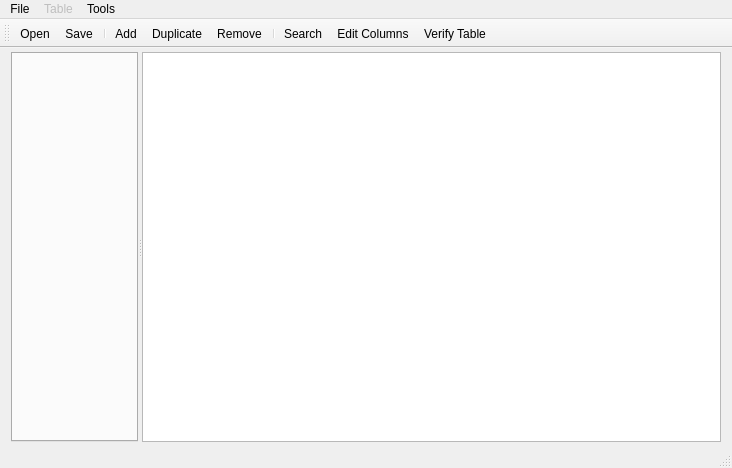
This is mainwindow.ui in ZDisket/ZDEditorRS as Qt 5 draws it before an edit. The edited form follows.
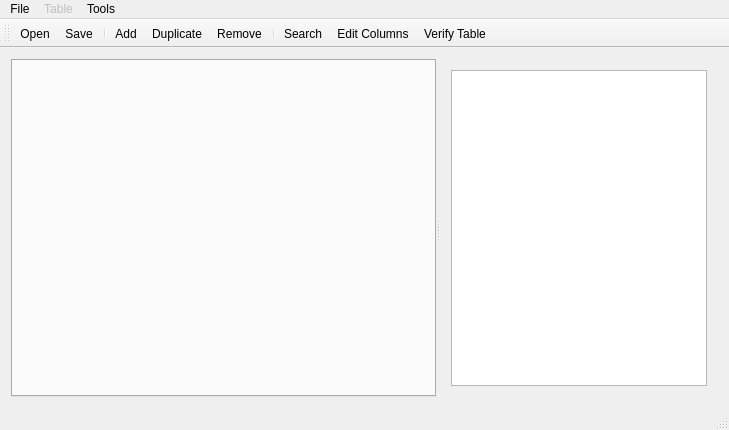
This is the edited form. Icons and pictures are not drawn.

Commit message: Cleaned interface, fixed crashing on closing and re-opening tab, fixed scientific notation issues.

```diff
--- a/mainwindow.ui
+++ b/mainwindow.ui
@@ -6,29 +6,17 @@
    <rect>
     <x>0</x>
     <y>0</y>
-    <width>732</width>
-    <height>468</height>
+    <width>729</width>
+    <height>430</height>
    </rect>
   </property>
   <property name="windowTitle">
    <string>MainWindow</string>
   </property>
   <widget class="QWidget" name="centralWidget">
-   <layout class="QHBoxLayout" name="horizontalLayout">
-    <property name="topMargin">
-     <number>4</number>
-    </property>
-    <property name="bottomMargin">
-     <number>4</number>
-    </property>
+   <layout class="QVBoxLayout" name="verticalLayout_2">
     <item>
      <widget class="QSplitter" name="splitter">
-      <property name="maximumSize">
-       <size>
-        <width>16777215</width>
-        <height>16777215</height>
-       </size>
-      </property>
       <property name="orientation">
        <enum>Qt::Horizontal</enum>
       </property>
@@ -61,11 +49,14 @@
         <bool>true</bool>
        </property>
       </widget>
+      <widget class="QWidget" name="verticalLayoutWidget">
+       <layout class="QVBoxLayout" name="verticalLayout">
+        <item>
       <widget class="QTreeWidget" name="treeTables">
        <property name="sizePolicy">
         <sizepolicy hsizetype="Expanding" vsizetype="Expanding">
          <horstretch>1</horstretch>
-         <verstretch>0</verstretch>
+            <verstretch>100</verstretch>
         </sizepolicy>
        </property>
        <property name="minimumSize">
@@ -104,6 +95,9 @@
         </property>
        </column>
       </widget>
+        </item>
+       </layout>
+      </widget>
      </widget>
     </item>
    </layout>
@@ -113,7 +107,7 @@
     <rect>
      <x>0</x>
      <y>0</y>
-     <width>732</width>
+     <width>729</width>
      <height>20</height>
     </rect>
    </property>
```
Lines whose indentation alone changed are shown as unchanged. The commit also changes 4 other files.
